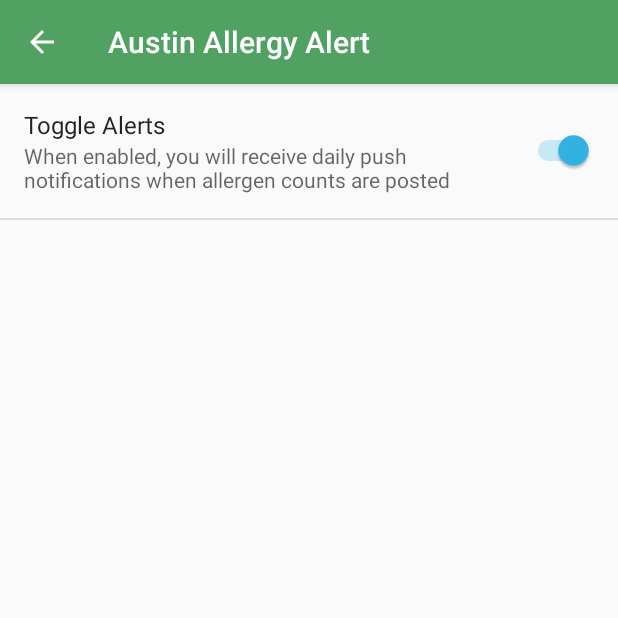
After one commit to olivialabath/AustinAllergyAlert, an Android app: the SettingsActivity screen opened directly, with no data from a screen before it, on a phone screen of 412 x 824 dp, the top half of it. The commit adds this screen. Run offline under Robolectric (Android 15) with nearby library versions, the phone set to English and light mode, and no system bars; our stand-ins replace Volley; libraries missing offline, so code that uses them is left out: com.amazonaws.auth, com.amazonaws.mobileconnectors, com.amazonaws.regions, com.amazonaws.services, lecho.lib.hellocharts; network calls fail; 2 statements that could not run were skipped.

Commit message:
receive push notifications and added settings menu

```diff
--- a/app/build.gradle
+++ b/app/build.gradle
@@ -32,6 +32,9 @@ dependencies {
     implementation 'com.amazonaws:aws-android-sdk-ddb-mapper:2.6.16'
     implementation group: 'joda-time', name: 'joda-time', version: '2.9.9'
     implementation 'com.android.volley:volley:1.1.0'
+    implementation 'com.google.firebase:firebase-messaging:12.0.0'
+    compile 'com.google.firebase:firebase-core:12.0.0'
+    compile 'com.google.firebase:firebase-database:12.0.0'
 
     // Room
     implementation "android.arch.persistence.room:runtime:1.0.0"
@@ -39,3 +42,5 @@ dependencies {
     // Test helpers for Room
     testImplementation "android.arch.persistence.room:testing:1.0.0"
 }
+
+apply plugin: 'com.google.gms.google-services'
--- a/app/src/main/java/com/olivialabath/austinallergyalert/AllergenDailyFragment.java
+++ b/app/src/main/java/com/olivialabath/austinallergyalert/AllergenDailyFragment.java
@@ -134,9 +134,10 @@ public class AllergenDailyFragment extends Fragment {
         axisX.setTextSize(13);
         axisX.setName("Allergens");
         /* if more than 6 allergens are found, tilt the labels
-                 * to prevent values from overlapping */
+        ** and shrink the text to prevent overlapping */
         if(mAllergens.length >= 6){
             axisX.setHasTiltedLabels(true);
+            axisX.setTextSize(12);
         }
         data.setAxisXBottom(axisX);
 
--- /dev/null
+++ b/app/src/main/java/com/olivialabath/austinallergyalert/SettingsActivity.java
@@ -0,0 +1,40 @@
+package com.olivialabath.austinallergyalert;
+
+import android.content.Context;
+import android.content.SharedPreferences;
+import android.preference.PreferenceFragment;
+import android.preference.PreferenceManager;
+import android.support.v4.content.ContextCompat;
+import android.support.v7.app.AppCompatActivity;
+import android.os.Bundle;
+import android.util.AttributeSet;
+import android.util.Log;
+import android.view.View;
+import android.widget.CompoundButton;
+import android.widget.Switch;
+import android.widget.Toast;
+
+public class SettingsActivity extends AppCompatActivity {
+
+    private boolean isEnabled;
+    private final String TAG = "SettingsActivity";
+
+    @Override
+    protected void onCreate(Bundle savedInstanceState) {
+        super.onCreate(savedInstanceState);
+
+        // display the fragment as the main content
+        getFragmentManager().beginTransaction()
+                .replace(android.R.id.content, new SettingsFragment())
+                .commit();
+    }
+
+    public static class SettingsFragment extends PreferenceFragment{
+        @Override
+        public void onCreate(Bundle savedInstanceState){
+            super.onCreate(savedInstanceState);
+
+            addPreferencesFromResource(R.xml.preferences);
+        }
+    }
+}
--- a/app/src/main/res/layout/weather_view.xml
+++ b/app/src/main/res/layout/weather_view.xml
@@ -11,6 +11,7 @@
         tools:ignore="ContentDescription"
         android:layout_width="40dp"
         android:layout_height="40dp"
+        android:layout_marginLeft="5dp"
         android:layout_gravity="center"/>
 
     <LinearLayout
--- a/app/src/main/res/menu/menu.xml
+++ b/app/src/main/res/menu/menu.xml
@@ -2,4 +2,6 @@
 <menu xmlns:android="http://schemas.android.com/apk/res/android">
     <item android:id="@+id/about"
         android:title="About"/>
+    <item android:id="@+id/settings"
+        android:title="Settings"/>
 </menu>
--- /dev/null
+++ b/app/src/main/res/xml/preferences.xml
@@ -0,0 +1,11 @@
+<?xml version="1.0" encoding="utf-8"?>
+<PreferenceScreen xmlns:android="http://schemas.android.com/apk/res/android">
+    <SwitchPreference
+        android:key="alerts_enabled"
+        android:title="Toggle Alerts"
+        android:summary="When enabled, you will receive daily push notifications when allergen counts are posted"
+        android:defaultValue="true">
+    </SwitchPreference>
+
+
+</PreferenceScreen>
--- a/build.gradle
+++ b/build.gradle
@@ -8,7 +8,7 @@ buildscript {
     }
     dependencies {
         classpath 'com.android.tools.build:gradle:3.0.1'
-
+        classpath 'com.google.gms:google-services:3.2.0'
         // NOTE: Do not place your application dependencies here; they belong
         // in the individual module build.gradle files
     }
@@ -20,6 +20,7 @@ allprojects {
         jcenter()
         google()
         maven { url "https://jitpack.io" }
+        maven { url "https://maven.google.com" }
     }
 }
 
```
Also changed, not shown: app/src/main/AndroidManifest.xml (+50 -4 lines), app/src/main/java/com/olivialabath/austinallergyalert/AlertInstanceIDService.java (added, +36 -0 lines), app/src/main/java/com/olivialabath/austinallergyalert/AlertService.java (added, +10 -0 lines), app/src/main/java/com/olivialabath/austinallergyalert/MainActivity.java (+48 -13 lines), app/src/main/res/drawable/ic_notification.xml (added, +9 -0 lines), app/src/main/res/layout/activity_alert_settings.xml (added, +28 -0 lines).
